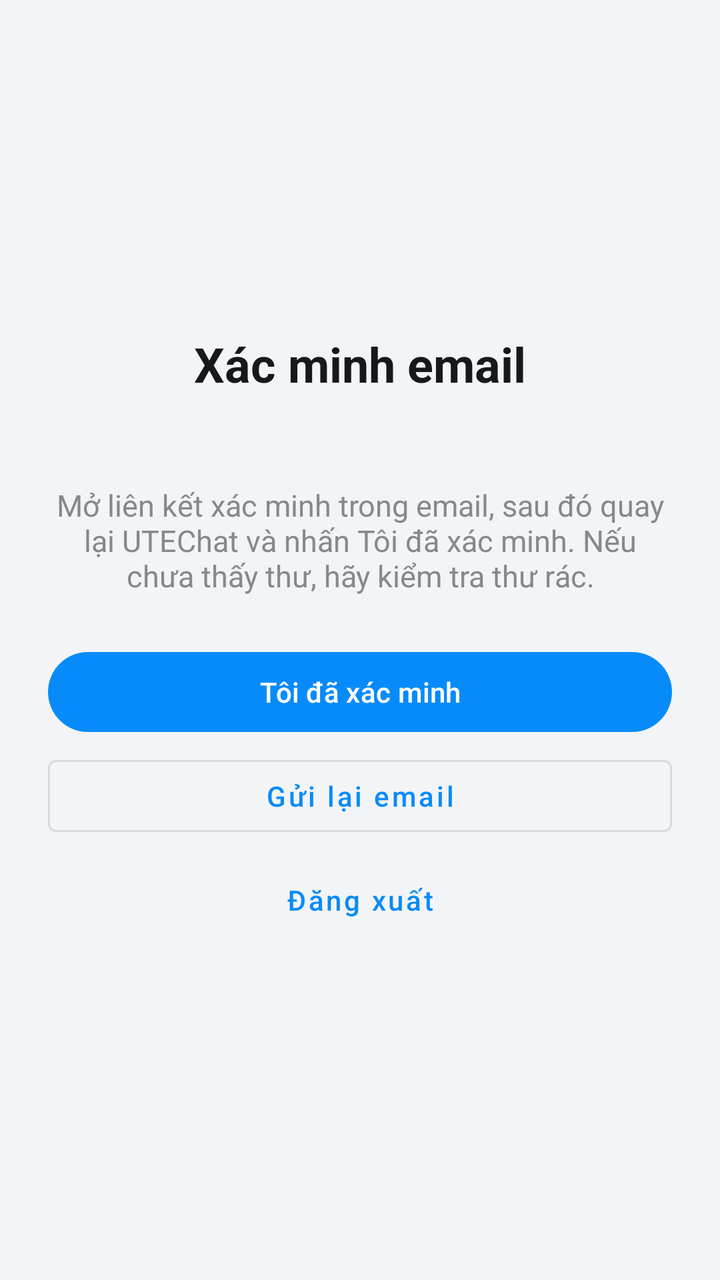
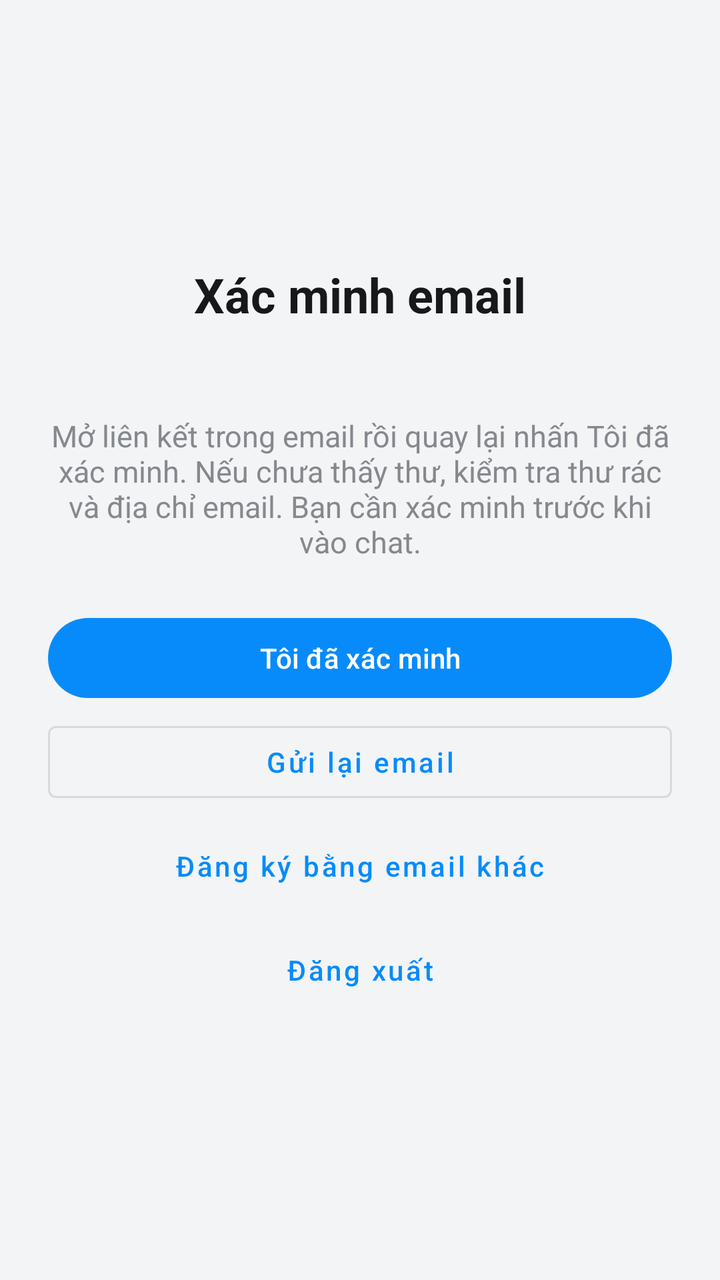

The first picture is an Android layout as it rendered before a commit; the second is the same layout after the commit. The layout source and the unified diff follow.
<!-- AndroidManifest.xml: application theme Theme.UTEChat -->
<!-- res/layout/activity_verify_email.xml -->
<?xml version="1.0" encoding="utf-8"?>
<ScrollView xmlns:android="http://schemas.android.com/apk/res/android"
    xmlns:app="http://schemas.android.com/apk/res-auto"
    android:id="@+id/verify_email_screen"
    android:layout_width="match_parent"
    android:layout_height="match_parent"
    android:background="@color/utechat_background"
    android:fillViewport="true">

    <LinearLayout
        android:layout_width="match_parent"
        android:layout_height="wrap_content"
        android:gravity="center"
        android:orientation="vertical"
        android:padding="@dimen/auth_card_margin">

        <TextView
            android:layout_width="match_parent"
            android:layout_height="wrap_content"
            android:accessibilityHeading="true"
            android:gravity="center"
            android:text="@string/verify_email_title"
            android:textColor="@color/utechat_on_surface"
            android:textSize="@dimen/text_xxl"
            android:textStyle="bold" />

        <TextView
            android:id="@+id/verify_email_address"
            android:layout_width="match_parent"
            android:layout_height="wrap_content"
            android:layout_marginTop="@dimen/space_sm"
            android:gravity="center"
            android:textColor="@color/utechat_on_surface"
            android:textSize="@dimen/text_md"
            android:textStyle="bold" />

        <TextView
            android:layout_width="match_parent"
            android:layout_height="wrap_content"
            android:layout_marginTop="@dimen/space_md"
            android:gravity="center"
            android:text="@string/verify_email_instructions"
            android:textColor="@color/utechat_on_surface_variant"
            android:textSize="@dimen/text_md" />

        <TextView
            android:id="@+id/verify_email_status"
            android:layout_width="match_parent"
            android:layout_height="wrap_content"
            android:layout_marginTop="@dimen/space_md"
            android:accessibilityLiveRegion="polite"
            android:gravity="center"
            android:textColor="@color/utechat_on_surface"
            android:visibility="gone" />

        <ProgressBar
            android:id="@+id/verify_email_progress"
            android:layout_width="wrap_content"
            android:layout_height="wrap_content"
            android:layout_marginTop="@dimen/space_md"
            android:visibility="gone" />

        <com.google.android.material.button.MaterialButton
            android:id="@+id/btn_verify_confirm"
            android:layout_width="match_parent"
            android:layout_height="wrap_content"
            android:layout_marginTop="@dimen/space_lg"
            android:text="@string/verify_email_confirm"
            android:textAllCaps="false" />

        <com.google.android.material.button.MaterialButton
            android:id="@+id/btn_verify_resend"
            style="@style/Widget.MaterialComponents.Button.OutlinedButton"
            android:layout_width="match_parent"
            android:layout_height="wrap_content"
            android:layout_marginTop="@dimen/space_xs"
            android:text="@string/verify_email_resend"
            android:textAllCaps="false" />

        <com.google.android.material.button.MaterialButton
            android:id="@+id/btn_verify_sign_out"
            style="@style/Widget.MaterialComponents.Button.TextButton"
            android:layout_width="match_parent"
            android:layout_height="wrap_content"
            android:layout_marginTop="@dimen/space_xs"
            android:text="@string/verify_email_sign_out"
            android:textAllCaps="false" />
    </LinearLayout>
</ScrollView>
<!-- resources referenced by this layout -->
<resources>
  <color name="utechat_background">#FFF3F4F6</color>
  <color name="utechat_on_surface">#FF16181B</color>
  <color name="utechat_on_surface_variant">#FF85898E</color>
  <dimen name="auth_card_margin">24dp</dimen>
  <dimen name="space_lg">24dp</dimen>
  <dimen name="space_md">16dp</dimen>
  <dimen name="space_sm">8dp</dimen>
  <dimen name="space_xs">4dp</dimen>
  <dimen name="text_md">15sp</dimen>
  <dimen name="text_xxl">24sp</dimen>
  <string name="verify_email_confirm">Tôi đã xác minh</string>
  <string name="verify_email_instructions">Mở liên kết xác minh trong email, sau đó quay lại UTEChat và nhấn Tôi đã xác minh. Nếu chưa thấy thư, hãy kiểm tra thư rác.</string>
  <string name="verify_email_resend">Gửi lại email</string>
  <string name="verify_email_sign_out">Đăng xuất</string>
  <string name="verify_email_title">Xác minh email</string>
  <style name="Theme.UTEChat" parent="Base.Theme.UTEChat" />
  <style name="Base.Theme.UTEChat" parent="Theme.Material3.DayNight.NoActionBar">
          
          <item name="colorPrimary">@color/utechat_primary</item>
          <item name="colorPrimaryDark">@color/utechat_primary_dark</item>
          <item name="colorPrimaryVariant">@color/utechat_primary_dark</item>
          <item name="colorOnPrimary">@color/utechat_on_primary</item>
  
          
          <item name="colorSecondary">@color/utechat_secondary</item>
          <item name="colorOnSecondary">@color/utechat_on_secondary</item>
  
          
          <item name="android:colorBackground">@color/utechat_background</item>
          <item name="colorSurface">@color/utechat_surface</item>
          <item name="colorOnSurface">@color/utechat_on_surface</item>
          <item name="colorSurfaceVariant">@color/utechat_surface_variant</item>
          <item name="colorOnSurfaceVariant">@color/utechat_on_surface_variant</item>
  
          
          <item name="colorError">@color/utechat_error</item>
      </style>
  <color name="utechat_primary">#FF078BFA</color>
  <color name="utechat_primary_dark">#FF0788FF</color>
  <color name="utechat_on_primary">#FFFFFFFF</color>
  <color name="utechat_secondary">#FF00B4D8</color>
  <color name="utechat_on_secondary">#FFFFFFFF</color>
  <color name="utechat_surface">#FFFFFFFF</color>
  <color name="utechat_surface_variant">#FFF0F1F2</color>
  <color name="utechat_error">#FFDC2626</color>
</resources>

<!-- the commit's change to res/layout/activity_verify_email.xml (unified diff, before → after) -->
@@ -78,6 +78,15 @@
             android:textAllCaps="false" />
 
         <com.google.android.material.button.MaterialButton
+            android:id="@+id/btn_verify_other_email"
+            style="@style/Widget.MaterialComponents.Button.TextButton"
+            android:layout_width="match_parent"
+            android:layout_height="wrap_content"
+            android:layout_marginTop="@dimen/space_xs"
+            android:text="@string/verify_email_use_another"
+            android:textAllCaps="false" />
+
+        <com.google.android.material.button.MaterialButton
             android:id="@+id/btn_verify_sign_out"
             style="@style/Widget.MaterialComponents.Button.TextButton"
             android:layout_width="match_parent"
<!-- resource entries referenced after the edit -->
@@ -11,10 +11,11 @@
   <dimen name="text_md">15sp</dimen>
   <dimen name="text_xxl">24sp</dimen>
   <string name="verify_email_confirm">Tôi đã xác minh</string>
-  <string name="verify_email_instructions">Mở liên kết xác minh trong email, sau đó quay lại UTEChat và nhấn Tôi đã xác minh. Nếu chưa thấy thư, hãy kiểm tra thư rác.</string>
+  <string name="verify_email_instructions">Mở liên kết trong email rồi quay lại nhấn Tôi đã xác minh. Nếu chưa thấy thư, kiểm tra thư rác và địa chỉ email. Bạn cần xác minh trước khi vào chat.</string>
   <string name="verify_email_resend">Gửi lại email</string>
   <string name="verify_email_sign_out">Đăng xuất</string>
   <string name="verify_email_title">Xác minh email</string>
+  <string name="verify_email_use_another">Đăng ký bằng email khác</string>
   <style name="Theme.UTEChat" parent="Base.Theme.UTEChat" />
   <style name="Base.Theme.UTEChat" parent="Theme.Material3.DayNight.NoActionBar">
           
